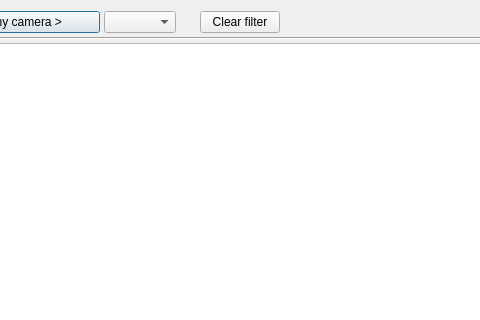
Qt form client/src/ui/dialogs/event_log_dialog.ui (networkoptix/nx_open) before a commit; both pictures show x 271 to 751 and y 0 to 320 of the 1120 by 719 pixel window.
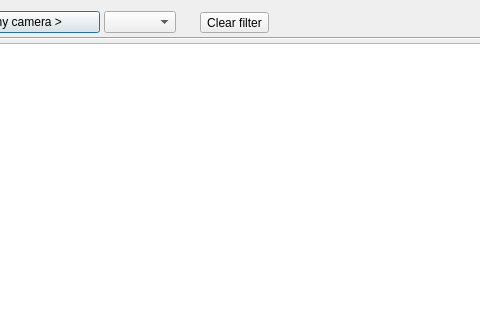
The same form after that commit. Custom widgets are drawn as their Qt base class.

Commit message:
add clear button for filter
<==== Mercurial data ====>
Branch: events_db

Patch:
```diff
--- a/client/src/ui/dialogs/event_log_dialog.ui
+++ b/client/src/ui/dialogs/event_log_dialog.ui
@@ -142,10 +142,19 @@
       </spacer>
      </item>
      <item row="0" column="6">
-      <widget class="QPushButton" name="clearFilterButton">
+      <widget class="QToolButton" name="clearFilterButton">
        <property name="text">
         <string>Clear filter</string>
        </property>
+       <property name="popupMode">
+        <enum>QToolButton::InstantPopup</enum>
+       </property>
+       <property name="toolButtonStyle">
+        <enum>Qt::ToolButtonTextBesideIcon</enum>
+       </property>
+       <property name="autoRaise">
+        <bool>false</bool>
+       </property>
       </widget>
      </item>
     </layout>
```
The commit also changes 2 other files.
